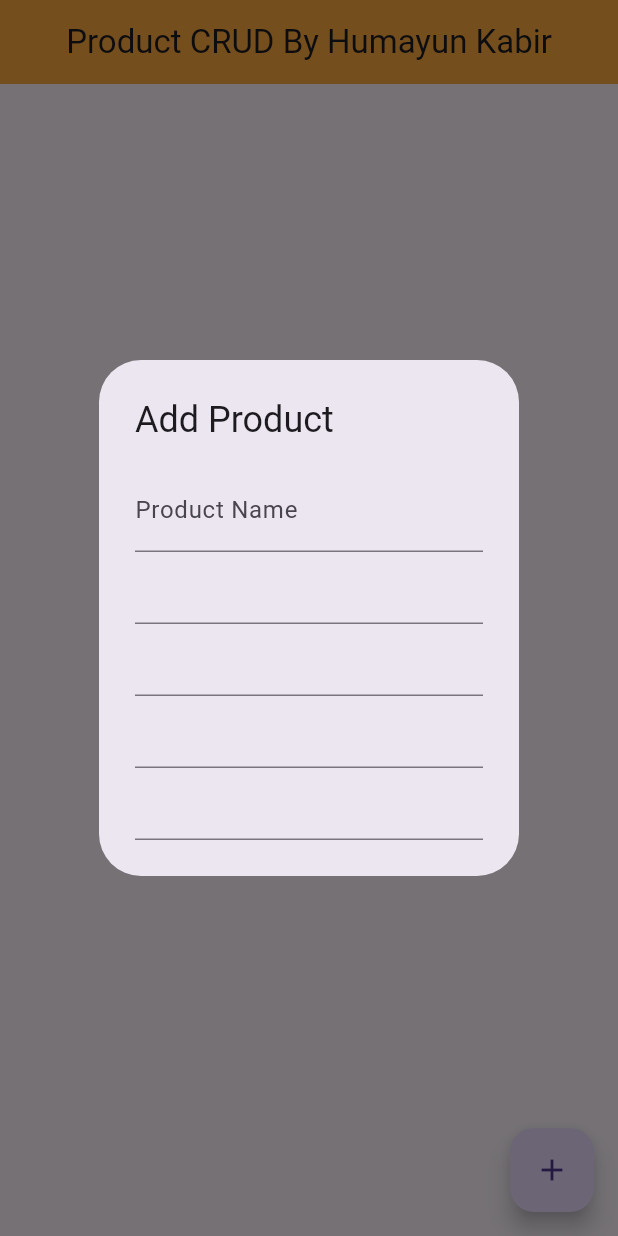
After one commit to hemusyl/ostad_new_10, a Flutter app: the screen it shows after launch, after a tap on the "add" icon, on a phone screen of 412 x 824 dp. The commit adds this screen. Run offline on Flutter 3.47's test engine with Material 3 defaults, Android fonts, the phone set to English and light mode, and no system bars; our stand-ins replace device_preview.

Commit message:
Updated UI

```diff
--- a/lib/app.dart
+++ b/lib/app.dart
@@ -12,6 +12,7 @@ import 'mediaQueryostad.dart';
 import 'mediaQuerymultiple.dart';
 import 'contactList_form.dart';
 import 'BottomSheet.dart';
+import 'assignment15/module13hk.dart';
 
 class MyApp extends StatelessWidget {
   const MyApp({super.key});
@@ -21,7 +22,7 @@ class MyApp extends StatelessWidget {
     return MaterialApp(
       debugShowCheckedModeBanner: false,
       title: ' Button Type',
-      home: ContactListScreen(), // Class name
+      home: Module13hk(), // Class name
     );
   }
 }
--- /dev/null
+++ b/lib/assignment15/module13hk.dart
@@ -0,0 +1,52 @@
+import 'package:flutter/material.dart';
+
+class Module13hk extends StatefulWidget {
+  const Module13hk({super.key});
+
+  @override
+  State<Module13hk> createState() => _Module13hkState();
+}
+
+class _Module13hkState extends State<Module13hk> {
+  @override
+  Widget build(BuildContext context) {
+
+    void productDialog(){
+      TextEditingController productNameController = TextEditingController();
+      TextEditingController productQTYCController = TextEditingController();
+      TextEditingController productImageController = TextEditingController();
+      TextEditingController productUnitPriceController = TextEditingController();
+      TextEditingController productTotalPriceController = TextEditingController();
+
+      showDialog(context: context, builder: (context)=>
+        AlertDialog(
+          title: Text('Add Product'),
+          content: Column(
+              mainAxisSize: MainAxisSize.min,
+            children: [
+              TextField(
+                decoration: InputDecoration(labelText: 'Product Name'),
+              ),
+              TextField(),
+              TextField(),
+              TextField(),
+              TextField(),
+            ],
+          ),
+        ),
+      );
+
+    }
+
+    return Scaffold(
+      appBar: AppBar(
+        title: Text('Product CRUD By Humayun Kabir'),
+        backgroundColor: Colors.orangeAccent,
+        centerTitle: true,
+      ),
+      floatingActionButton: FloatingActionButton(onPressed: ()=> productDialog(),
+      child: Icon(Icons.add),
+      ),
+    );
+  }
+}
```
